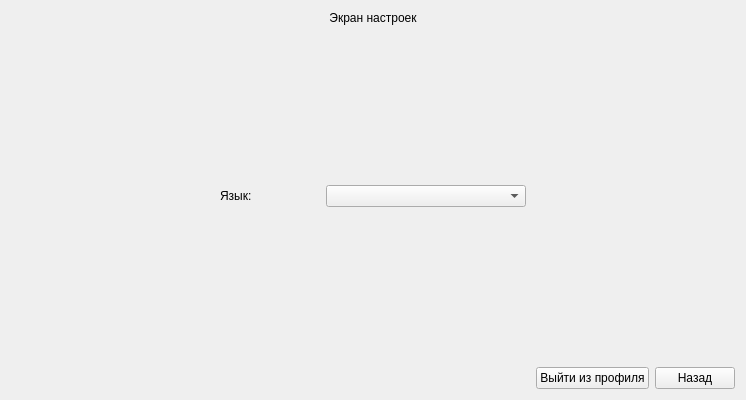
Before: the Qt Designer form src/ui/page/ui/SettingPage.ui in STyulenev/Architectural-Template-Qt-Widgets, drawn with Qt 5.
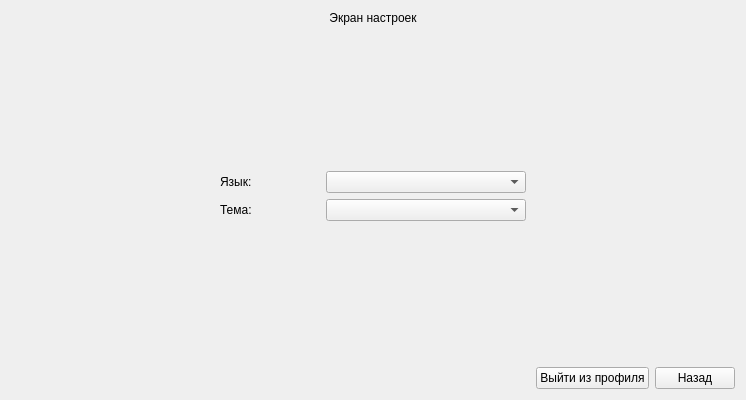
After: the same form once the commit is applied.

Diff of the .ui file:
```diff
--- a/src/ui/page/ui/SettingPage.ui
+++ b/src/ui/page/ui/SettingPage.ui
@@ -40,7 +40,7 @@
       </spacer>
      </item>
      <item>
-      <layout class="QHBoxLayout" name="horizontalLayout_3">
+      <layout class="QHBoxLayout" name="horizontalLayout_2">
        <item>
         <spacer name="horizontalSpacer_2">
          <property name="orientation">
@@ -55,9 +55,9 @@
         </spacer>
        </item>
        <item>
-        <layout class="QHBoxLayout" name="horizontalLayout_2">
-         <item>
-          <widget class="QLabel" name="label_2">
+        <layout class="QFormLayout" name="formLayout">
+         <item row="0" column="0">
+          <widget class="QLabel" name="languageLabel">
            <property name="minimumSize">
             <size>
              <width>100</width>
@@ -69,7 +69,7 @@
            </property>
           </widget>
          </item>
-         <item>
+         <item row="0" column="1">
           <widget class="QComboBox" name="languageComboBox">
            <property name="minimumSize">
             <size>
@@ -79,6 +79,29 @@
            </property>
           </widget>
          </item>
+         <item row="1" column="0">
+          <widget class="QLabel" name="themeLabel">
+           <property name="minimumSize">
+            <size>
+             <width>100</width>
+             <height>0</height>
+            </size>
+           </property>
+           <property name="text">
+            <string>Тема:</string>
+           </property>
+          </widget>
+         </item>
+         <item row="1" column="1">
+          <widget class="QComboBox" name="themeComboBox">
+           <property name="minimumSize">
+            <size>
+             <width>200</width>
+             <height>0</height>
+            </size>
+           </property>
+          </widget>
+         </item>
         </layout>
        </item>
        <item>
```
